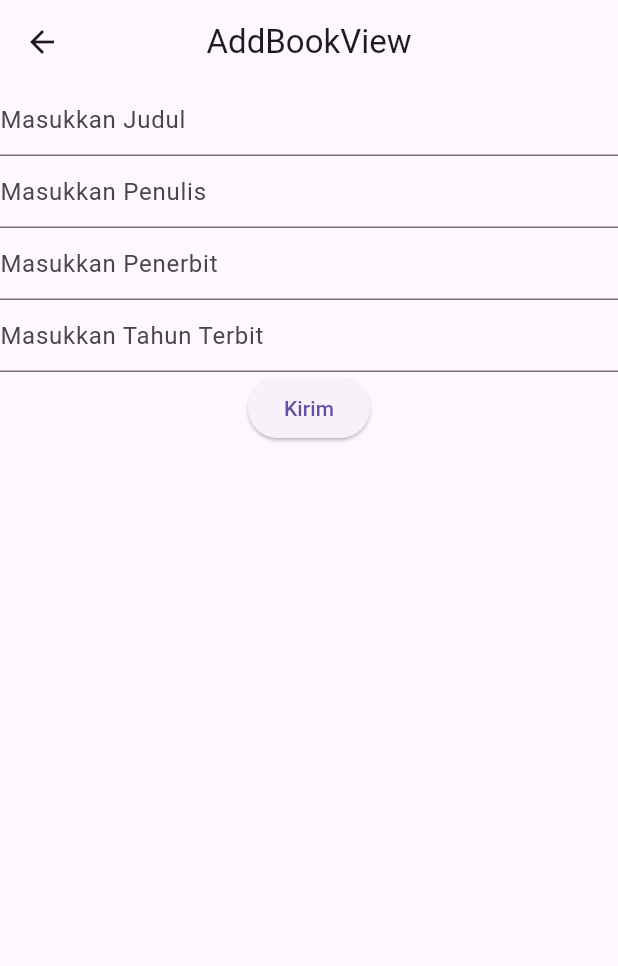
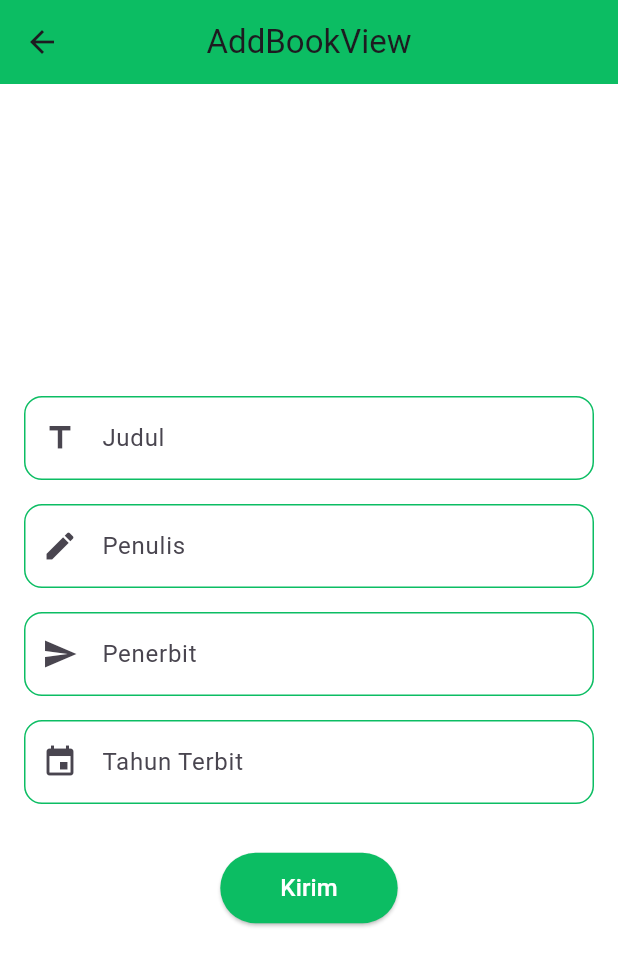
Before and after one commit to hahihiha/petugas_perpustakaan_kelas_c, a Flutter app: the AddBookView screen opened by its route, on a phone screen of 412 x 824 dp. Shown: the top 966 px of the screen. Run offline on Flutter 3.47's test engine with Material 3 defaults, Android fonts, the phone set to English and light mode, and no system bars; our stand-ins replace dio, get, get_storage, pretty_dio_logger; accounts and stored records are empty; network calls fail.

Commit message:
merubah UI addbook

```diff
--- a/lib/app/modules/add_book/controllers/add_book_controller.dart
+++ b/lib/app/modules/add_book/controllers/add_book_controller.dart
@@ -48,7 +48,7 @@ class AddBookController extends GetxController {
             });
         if (response.statusCode == 201) {
           _bookController.getData();
-          Get.toNamed(Routes.BOOK);
+          Get.back();
           Get.snackbar("Berhasil", "Buku berhasil di simpan", backgroundColor: Colors.green);
         } else {
           Get.snackbar("Sorry", "Login Gagal", backgroundColor: Colors.orange);
--- a/lib/app/modules/add_book/views/add_book_view.dart
+++ b/lib/app/modules/add_book/views/add_book_view.dart
@@ -6,21 +6,39 @@ import '../controllers/add_book_controller.dart';
 
 class AddBookView extends GetView<AddBookController> {
   const AddBookView({Key? key}) : super(key: key);
+
   @override
   Widget build(BuildContext context) {
     return Scaffold(
       appBar: AppBar(
         title: const Text('AddBookView'),
         centerTitle: true,
+        backgroundColor: Color(0xFF0CBD63),
       ),
-      body: Center(
+      body: Container(
+        padding: const EdgeInsets.all(16.0),
+        color: Colors.white,
+        child: Center(
           child: Form(
               key: controller.formKey,
               child: Column(
+                mainAxisAlignment: MainAxisAlignment.center,
                 children: [
                   TextFormField(
                     controller: controller.judulController,
-                  decoration: InputDecoration(hintText: "Masukkan Judul"),
+                    decoration: InputDecoration(
+                      labelText: "Judul",
+                      hintText: "Masukkan Judul",
+                      prefixIcon: Icon(Icons.title),
+                      focusedBorder: OutlineInputBorder(
+                        borderSide: BorderSide(color: Color(0xFF0CBD63)),
+                        borderRadius: BorderRadius.circular(12.0),
+                      ),
+                      enabledBorder: OutlineInputBorder(
+                        borderSide: BorderSide(color: Color(0xFF0CBD63)),
+                        borderRadius: BorderRadius.circular(12.0),
+                      ),
+                    ),
                     validator: (value) {
                       if (value!.length < 2) {
                         return "Judul buku tidak boleh kosong";
@@ -28,9 +46,22 @@ class AddBookView extends GetView<AddBookController> {
                       return null;
                     },
                   ),
+                  SizedBox(height: 16),
                   TextFormField(
                     controller: controller.penulisController,
-                  decoration: InputDecoration(hintText: "Masukkan Penulis"),
+                    decoration: InputDecoration(
+                      labelText: "Penulis",
+                      hintText: "Masukkan Penulis",
+                      prefixIcon: Icon(Icons.create),
+                      focusedBorder: OutlineInputBorder(
+                        borderSide: BorderSide(color: Color(0xFF0CBD63)),
+                        borderRadius: BorderRadius.circular(12.0),
+                      ),
+                      enabledBorder: OutlineInputBorder(
+                        borderSide: BorderSide(color: Color(0xFF0CBD63)),
+                        borderRadius: BorderRadius.circular(12.0),
+                      ),
+                    ),
                     validator: (value) {
                       if (value!.length < 2) {
                         return "Penulis tidak boleh kosong";
@@ -38,9 +69,22 @@ class AddBookView extends GetView<AddBookController> {
                       return null;
                     },
                   ),
+                  SizedBox(height: 16),
                   TextFormField(
                     controller: controller.penerbitController,
-                  decoration: InputDecoration(hintText: "Masukkan Penerbit"),
+                    decoration: InputDecoration(
+                      labelText: "Penerbit",
+                      hintText: "Masukkan Penerbit",
+                      prefixIcon: Icon(Icons.send),
+                      focusedBorder: OutlineInputBorder(
+                        borderSide: BorderSide(color: Color(0xFF0CBD63)),
+                        borderRadius: BorderRadius.circular(12.0),
+                      ),
+                      enabledBorder: OutlineInputBorder(
+                        borderSide: BorderSide(color: Color(0xFF0CBD63)),
+                        borderRadius: BorderRadius.circular(12.0),
+                      ),
+                    ),
                     validator: (value) {
                       if (value!.length < 2) {
                         return "Penerbit tidak boleh kosong";
@@ -48,9 +92,22 @@ class AddBookView extends GetView<AddBookController> {
                       return null;
                     },
                   ),
+                  SizedBox(height: 16),
                   TextFormField(
                     controller: controller.tahunterbitController,
-                  decoration: InputDecoration(hintText: "Masukkan Tahun Terbit"),
+                    decoration: InputDecoration(
+                      labelText: "Tahun Terbit",
+                      hintText: "Masukkan Tahun Terbit",
+                      prefixIcon: Icon(Icons.event),
+                      focusedBorder: OutlineInputBorder(
+                        borderSide: BorderSide(color: Color(0xFF0CBD63)),
+                        borderRadius: BorderRadius.circular(12.0),
+                      ),
+                      enabledBorder: OutlineInputBorder(
+                        borderSide: BorderSide(color: Color(0xFF0CBD63)),
+                        borderRadius: BorderRadius.circular(12.0),
+                      ),
+                    ),
                     validator: (value) {
                       if (value!.length < 2) {
                         return "Tahun terbit tidak boleh kosong";
@@ -58,15 +115,31 @@ class AddBookView extends GetView<AddBookController> {
                       return null;
                     },
                   ),
+                  SizedBox(height: 32),
                   Obx(() =>
                   controller.loading.value ? CircularProgressIndicator()
                       : ElevatedButton(
                     onPressed: () {
                       controller.add();
                     },
-                    child: Text("Kirim")))
+                    style: ElevatedButton.styleFrom(
+                      backgroundColor: Color(0xFF0CBD63),
+                      padding: EdgeInsets.symmetric(
+                        horizontal: 40.0, // Increase horizontal padding
+                        vertical: 12.0,
+                      ),
+                    ),
+                    child: Text("Kirim",
+                      style: TextStyle(
+                          fontSize: 16,
+                          color: Colors.white
+                      ),
+                    ),
+                  ),
+                  ),
                 ],
               )),
+        ),
       ),
     );
   }
--- a/lib/app/modules/peminjaman/views/peminjaman_view.dart
+++ b/lib/app/modules/peminjaman/views/peminjaman_view.dart
@@ -13,6 +13,7 @@ class PeminjamanView extends GetView<PeminjamanController> {
       appBar: AppBar(
         title: const Text('PeminjamanView'),
         centerTitle: true,
+        backgroundColor: Color(0xFF0CBD63),
       ),
       body: controller.obx((state) => ListView.separated(
         itemCount: state!.length,
```
Lines whose indentation alone changed are shown as unchanged.
